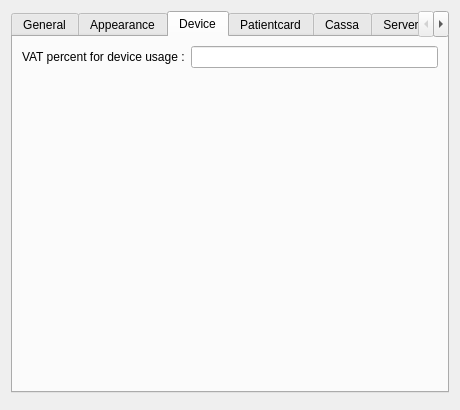
Before: the Qt Designer form client/dlgpreferences.ui in tbikfalvi/Belenus, drawn with Qt 5.
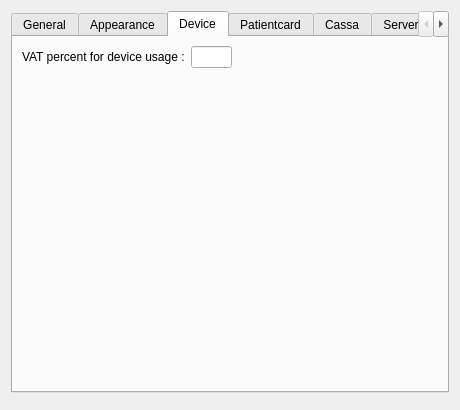
After: the same form once the commit is applied. The open tabs and pages were chosen to show the change.

Patch:
```diff
--- a/client/dlgpreferences.ui
+++ b/client/dlgpreferences.ui
@@ -723,7 +723,33 @@
           </widget>
          </item>
          <item>
-          <widget class="QLineEdit" name="ledVatPercent"/>
+          <widget class="QLineEdit" name="ledVatPercent">
+           <property name="sizePolicy">
+            <sizepolicy hsizetype="Fixed" vsizetype="Fixed">
+             <horstretch>0</horstretch>
+             <verstretch>0</verstretch>
+            </sizepolicy>
+           </property>
+           <property name="maximumSize">
+            <size>
+             <width>41</width>
+             <height>16777215</height>
+            </size>
+           </property>
+          </widget>
+         </item>
+         <item>
+          <spacer name="horizontalSpacer_9">
+           <property name="orientation">
+            <enum>Qt::Horizontal</enum>
+           </property>
+           <property name="sizeHint" stdset="0">
+            <size>
+             <width>40</width>
+             <height>20</height>
+            </size>
+           </property>
+          </spacer>
          </item>
         </layout>
        </item>
```
Left out of the diff: 17 changed lines with no effect on the pictures.
